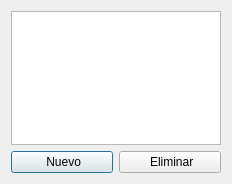
Qt form windows/NewPeriodDialog.ui (santichialvo/holidaysAdministrator) before a commit.
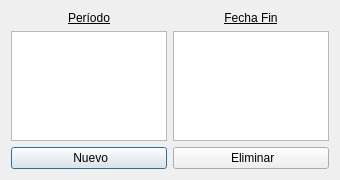
The same form after that commit. Icons and pictures are not drawn.

Commit message: Periodos con fecha de fin

What changed in the file:
```diff
--- a/windows/NewPeriodDialog.ui
+++ b/windows/NewPeriodDialog.ui
@@ -6,8 +6,8 @@
    <rect>
     <x>0</x>
     <y>0</y>
-    <width>232</width>
-    <height>184</height>
+    <width>340</width>
+    <height>180</height>
    </rect>
   </property>
   <property name="windowTitle">
@@ -18,7 +18,23 @@
     <normaloff>:/F1/fromHelyx/mainicon.svg</normaloff>:/F1/fromHelyx/mainicon.svg</iconset>
   </property>
   <layout class="QGridLayout" name="gridLayout">
-   <item row="1" column="0">
+   <item row="1" column="1">
+    <widget class="QListWidget" name="endDateListWidget">
+     <property name="focusPolicy">
+      <enum>Qt::NoFocus</enum>
+     </property>
+     <property name="editTriggers">
+      <set>QAbstractItemView::NoEditTriggers</set>
+     </property>
+     <property name="showDropIndicator" stdset="0">
+      <bool>false</bool>
+     </property>
+     <property name="selectionMode">
+      <enum>QAbstractItemView::NoSelection</enum>
+     </property>
+    </widget>
+   </item>
+   <item row="2" column="0" colspan="2">
     <layout class="QHBoxLayout" name="horizontalLayout">
      <item>
       <widget class="QPushButton" name="new_pushButton">
@@ -44,13 +60,43 @@
      </item>
     </layout>
    </item>
-   <item row="0" column="0">
+   <item row="1" column="0">
     <widget class="QListWidget" name="period_listWidget">
      <property name="layoutDirection">
       <enum>Qt::LeftToRight</enum>
      </property>
     </widget>
    </item>
+   <item row="0" column="0">
+    <widget class="QLabel" name="label">
+     <property name="font">
+      <font>
+       <underline>true</underline>
+      </font>
+     </property>
+     <property name="text">
+      <string>Período</string>
+     </property>
+     <property name="alignment">
+      <set>Qt::AlignCenter</set>
+     </property>
+    </widget>
+   </item>
+   <item row="0" column="1">
+    <widget class="QLabel" name="label_2">
+     <property name="font">
+      <font>
+       <underline>true</underline>
+      </font>
+     </property>
+     <property name="text">
+      <string>Fecha Fin</string>
+     </property>
+     <property name="alignment">
+      <set>Qt::AlignCenter</set>
+     </property>
+    </widget>
+   </item>
   </layout>
  </widget>
  <resources>
```
The commit also changes 4 other files.
